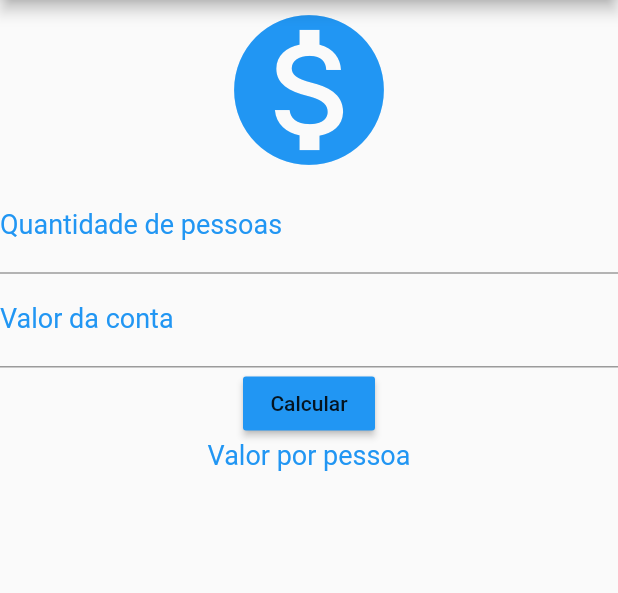
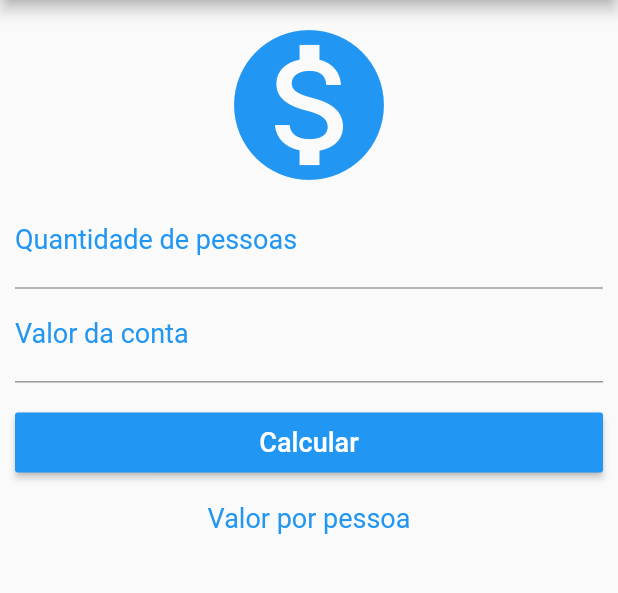
Before and after one commit to LeonardoRios/treinaweb-flutter-fundamentos, a Flutter app: the screen it shows after launch, on a phone screen of 412 x 824 dp, the part 84-677 px from its top. Run offline on Flutter 3.47's test engine with Material 2 defaults, Android fonts, the phone set to English and light mode, and no system bars.

Commit message:
05.03_Melhorando_App

```diff
--- a/lib/main.dart
+++ b/lib/main.dart
@@ -20,8 +20,11 @@ class _HomePageState extends State<HomePage> {
         centerTitle: true,
       ),
       body: SingleChildScrollView(
+        child: Padding(
+          padding: EdgeInsets.all(10),
           child: Form(
             child: (Column(
+              crossAxisAlignment: CrossAxisAlignment.stretch,
               children: <Widget>[
                 Icon(
                   Icons.monetization_on,
@@ -44,11 +47,18 @@ class _HomePageState extends State<HomePage> {
                   textAlign: TextAlign.center,
                   style: TextStyle(color: Colors.blue, fontSize: 18),
                 ),
-              RaisedButton(
+                Padding(
+                  padding: EdgeInsets.only(top: 20, bottom: 20),
+                  child: Container(
+                    height: 40,
+                    child: RaisedButton(
                           onPressed: () {},
                           color: Colors.blue,
-                child: Text("Calcular"),
+                          child: Text("Calcular", style: TextStyle(color: Colors.white, fontSize: 18),),
+                        )
                   ),
+                ),
+
                 Text(
                   "Valor por pessoa",
                   textAlign: TextAlign.center,
@@ -57,6 +67,7 @@ class _HomePageState extends State<HomePage> {
               ],
             )),
           ),
+        )
       ),
     );
   }
```
Lines whose indentation alone changed are shown as unchanged.
